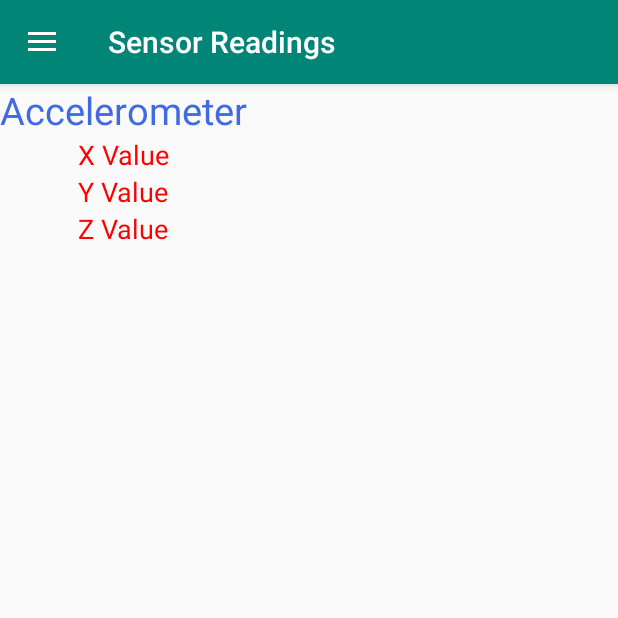
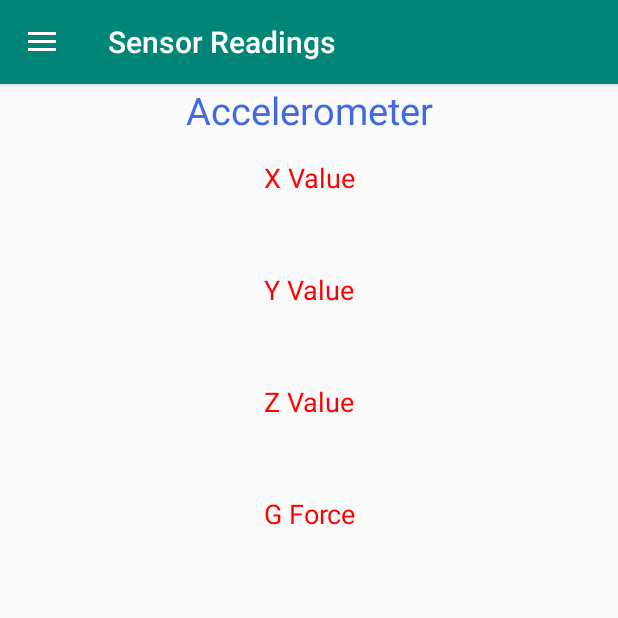
Before and after one commit to muzammilriaz940/emergency-rescue, an Android app: the SensorReading screen opened directly, with no data from a screen before it, on a phone screen of 412 x 824 dp, the top half of it. Run offline under Robolectric (Android 15) with nearby library versions, the phone set to English and light mode, and no system bars; our stand-ins replace Firebase (no records; nobody signed in at launch, a user with empty details on screens opened directly); 4 statements that could not run were skipped.

Commit message:
g-force sensor reading done

```diff
--- a/app/src/main/java/com/example/emergencyrescue/SensorReading.java
+++ b/app/src/main/java/com/example/emergencyrescue/SensorReading.java
@@ -1,6 +1,7 @@
 package com.example.emergencyrescue;
 
 import android.os.Bundle;
+import android.util.Log;
 import android.view.View;
 import android.hardware.Sensor;
 import android.hardware.SensorEvent;
@@ -15,8 +16,9 @@ import android.widget.TextView;
 public class SensorReading extends MainActivity implements
         View.OnClickListener, SensorEventListener  {
 
-    TextView x, y, z;
-    String sx, sy, sz;
+    private static final String TAG = "G-Force";
+    TextView x, y, z, gf;
+    String sx, sy, sz, gfString;
     @Override
     protected void onCreate(Bundle savedInstanceState) {
         super.onCreate(savedInstanceState);
@@ -24,6 +26,7 @@ public class SensorReading extends MainActivity implements
         x = (TextView) findViewById (R.id.XValue);
         y = (TextView) findViewById (R.id.YValue);
         z = (TextView) findViewById (R.id.ZValue);
+        gf = (TextView) findViewById (R.id.gfValue);
 
         SensorManager sensorManager = (SensorManager) getSystemService(SENSOR_SERVICE);
 
@@ -56,16 +59,27 @@ public class SensorReading extends MainActivity implements
         if(event.sensor.getType() == Sensor.TYPE_ACCELEROMETER){
 
             float xVal = event.values[0];
+            double xValSquare = Math.pow(xVal, 2);
             float yVal = event.values[1];
+            double yValSquare = Math.pow(yVal, 2);
             float zVal = event.values[2];
+            double zValSquare = Math.pow(zVal, 2);
+
+            double a = Math.sqrt(xValSquare + yValSquare + zValSquare);
+            double gForceValue = (a / 9.81);
 
             sx = "X Value : <font color = '#800080'> " + xVal + "</font>";
             sy = "Y Value : <font color = '#800080'> " + yVal + "</font>";
             sz = "Z Value : <font color = '#800080'> " + zVal + "</font>";
+            gfString = "G Force : <font color = '#800080'> " + gForceValue + "</font>";
 
             x.setText(Html.fromHtml(sx));
             y.setText(Html.fromHtml(sy));
             z.setText(Html.fromHtml(sz));
+            if(gForceValue > 4) {
+                gf.setText(Html.fromHtml(gfString));
+                Log.i(TAG, gfString);
+            }
         }
     }
 }
--- a/app/src/main/res/layout/activity_sensor_reading.xml
+++ b/app/src/main/res/layout/activity_sensor_reading.xml
@@ -1,4 +1,4 @@
-<LinearLayout xmlns:android="http://schemas.android.com/apk/res/android"
+<RelativeLayout xmlns:android="http://schemas.android.com/apk/res/android"
     xmlns:tools="http://schemas.android.com/tools"
     android:layout_width="match_parent"
     android:layout_height="match_parent"
@@ -6,9 +6,10 @@
     tools:context=".SensorReading">
 
     <TextView
-        android:layout_width="wrap_content"
+        android:layout_width="match_parent"
         android:layout_height="wrap_content"
         android:layout_gravity="center"
+        android:layout_alignParentTop="true"
         android:foregroundGravity="center"
         android:gravity="center"
         android:text="Accelerometer"
@@ -17,9 +18,10 @@
 
     <TextView
         android:id="@+id/XValue"
-        android:layout_width="wrap_content"
+        android:layout_width="match_parent"
         android:layout_height="wrap_content"
         android:layout_gravity="center"
+        android:layout_marginTop="50dp"
         android:foregroundGravity="center"
         android:gravity="center"
         android:text="X Value"
@@ -28,9 +30,11 @@
 
     <TextView
         android:id="@+id/YValue"
-        android:layout_width="wrap_content"
+        android:layout_width="match_parent"
         android:layout_height="wrap_content"
+        android:layout_below="@+id/XValue"
         android:layout_gravity="center"
+        android:layout_marginTop="50dp"
         android:foregroundGravity="center"
         android:gravity="center"
         android:text="Y Value"
@@ -39,13 +43,28 @@
 
     <TextView
         android:id="@+id/ZValue"
-        android:layout_width="wrap_content"
+        android:layout_width="match_parent"
         android:layout_height="wrap_content"
+        android:layout_below="@+id/YValue"
         android:layout_gravity="center"
+        android:layout_marginTop="50dp"
         android:foregroundGravity="center"
         android:gravity="center"
         android:text="Z Value"
         android:textColor="#FF0000"
         android:textSize="18sp" />
 
-</LinearLayout>
+    <TextView
+        android:id="@+id/gfValue"
+        android:layout_width="match_parent"
+        android:layout_height="wrap_content"
+        android:layout_below="@+id/ZValue"
+        android:layout_gravity="center"
+        android:layout_marginTop="50dp"
+        android:foregroundGravity="center"
+        android:gravity="center"
+        android:text="G Force"
+        android:textColor="#FF0000"
+        android:textSize="18sp" />
+
+</RelativeLayout>
```
